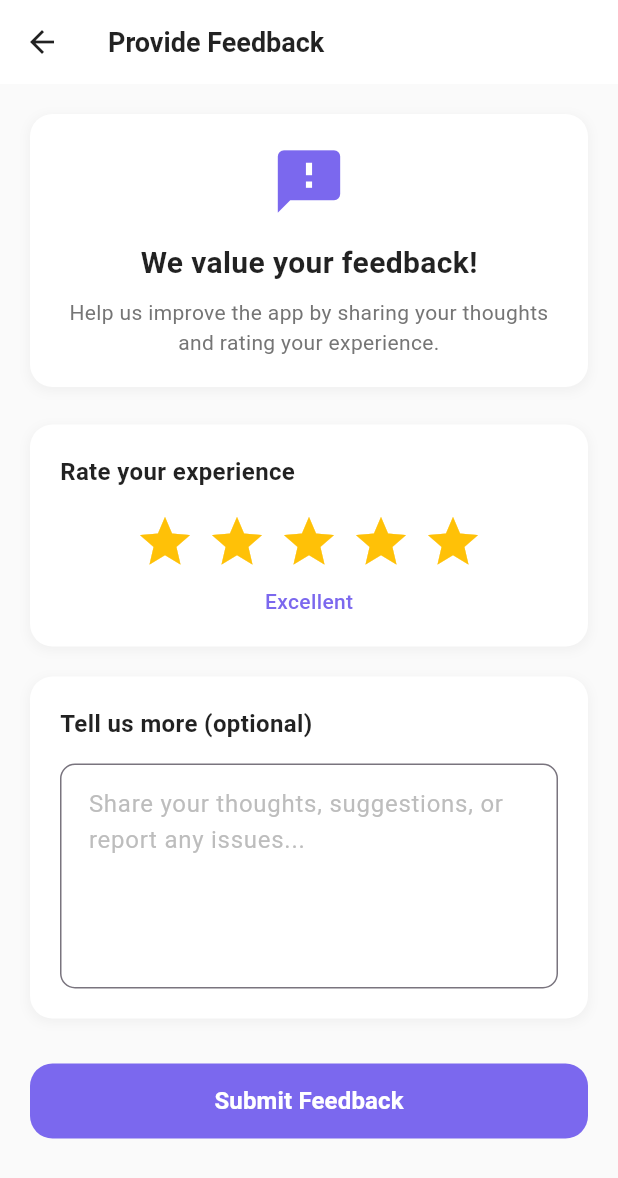
After one commit to duynnkse184545/exe201_fe, a Flutter app: the FeedbackScreen screen opened directly, on a phone screen of 412 x 824 dp. The commit adds this screen. Shown: the top 1178 px of the screen. Run offline on Flutter 3.47's test engine with Material 3 defaults, Android fonts, the phone set to English and light mode, and no system bars; our stand-ins replace dio, flutter_riverpod, flutter_secure_storage, flutter_speed_dial, freezed_annotation, jwt_decoder and 5 more; accounts and stored records are empty; generated files the repository leaves out were written again.

Commit message:
add review in user profile

```diff
--- /dev/null
+++ b/devtools_options.yaml
@@ -0,0 +1,3 @@
+description: This file stores settings for Dart & Flutter DevTools.
+documentation: https://docs.flutter.dev/tools/devtools/extensions#configure-extension-enablement-states
+extensions:
--- a/lib/model/models.dart
+++ b/lib/model/models.dart
@@ -12,3 +12,6 @@ export 'assignment.dart';
 export 'event_category.dart';
 export 'subject.dart';
 export 'priority_level.dart';
+
+// Review/Feedback model
+export 'review/review.dart';
--- /dev/null
+++ b/lib/model/review/review.dart
@@ -0,0 +1,43 @@
+import 'package:freezed_annotation/freezed_annotation.dart';
+
+part 'review.freezed.dart';
+part 'review.g.dart';
+
+@freezed
+abstract class Review with _$Review {
+  const factory Review({
+    required String reviewId,
+    required String userId,
+    required int rating,
+    required String comment,
+    required DateTime createdAt,
+    required DateTime updatedAt,
+    User? user,
+  }) = _Review;
+
+  factory Review.fromJson(Map<String, dynamic> json) =>
+      _$ReviewFromJson(json);
+}
+
+@freezed
+abstract class ReviewRequest with _$ReviewRequest {
+  const factory ReviewRequest({
+    required int rating,
+    required String comment,
+  }) = _ReviewRequest;
+
+  factory ReviewRequest.fromJson(Map<String, dynamic> json) =>
+      _$ReviewRequestFromJson(json);
+}
+
+@freezed
+abstract class User with _$User {
+  const factory User({
+    required String userId,
+    required String email,
+    required String fullName,
+  }) = _User;
+
+  factory User.fromJson(Map<String, dynamic> json) =>
+      _$UserFromJson(json);
+}
--- /dev/null
+++ b/lib/ui/user/feedback_screen.dart
@@ -0,0 +1,369 @@
+import 'package:flutter/material.dart';
+import '../../service/api/review_service.dart';
+import '../../model/review/review.dart';
+
+class FeedbackScreen extends StatefulWidget {
+  const FeedbackScreen({super.key});
+
+  @override
+  State<FeedbackScreen> createState() => _FeedbackScreenState();
+}
+
+class _FeedbackScreenState extends State<FeedbackScreen> {
+  final _commentController = TextEditingController();
+  final _formKey = GlobalKey<FormState>();
+  int _rating = 5;
+  bool _isLoading = false;
+  final ReviewService _reviewService = ReviewService();
+
+  @override
+  Widget build(BuildContext context) {
+    return Scaffold(
+      backgroundColor: Colors.grey[50],
+      appBar: AppBar(
+        title: Text(
+          'Provide Feedback',
+          style: TextStyle(
+            fontSize: 18,
+            fontWeight: FontWeight.w600,
+            color: Colors.black87,
+          ),
+        ),
+        backgroundColor: Colors.white,
+        elevation: 0,
+        leading: IconButton(
+          icon: Icon(Icons.arrow_back, color: Colors.black87),
+          onPressed: () => Navigator.pop(context),
+        ),
+      ),
+      body: SingleChildScrollView(
+        padding: EdgeInsets.all(20),
+        child: Form(
+          key: _formKey,
+          child: Column(
+            crossAxisAlignment: CrossAxisAlignment.start,
+            children: [
+              // Header Section
+              Container(
+                width: double.infinity,
+                padding: EdgeInsets.all(20),
+                decoration: BoxDecoration(
+                  color: Colors.white,
+                  borderRadius: BorderRadius.circular(15),
+                  boxShadow: [
+                    BoxShadow(
+                      color: Colors.grey.withValues(alpha: 0.1),
+                      spreadRadius: 1,
+                      blurRadius: 5,
+                      offset: Offset(0, 2),
+                    ),
+                  ],
+                ),
+                child: Column(
+                  children: [
+                    Icon(
+                      Icons.feedback,
+                      size: 50,
+                      color: Color(0xFF7B68EE),
+                    ),
+                    SizedBox(height: 15),
+                    Text(
+                      'We value your feedback!',
+                      style: TextStyle(
+                        fontSize: 20,
+                        fontWeight: FontWeight.w600,
+                        color: Colors.black87,
+                      ),
+                    ),
+                    SizedBox(height: 8),
+                    Text(
+                      'Help us improve the app by sharing your thoughts and rating your experience.',
+                      textAlign: TextAlign.center,
+                      style: TextStyle(
+                        fontSize: 14,
+                        color: Colors.grey[600],
+                      ),
+                    ),
+                  ],
+                ),
+              ),
+
+              SizedBox(height: 25),
+
+              // Rating Section
+              Container(
+                width: double.infinity,
+                padding: EdgeInsets.all(20),
+                decoration: BoxDecoration(
+                  color: Colors.white,
+                  borderRadius: BorderRadius.circular(15),
+                  boxShadow: [
+                    BoxShadow(
+                      color: Colors.grey.withValues(alpha: 0.1),
+                      spreadRadius: 1,
+                      blurRadius: 5,
+                      offset: Offset(0, 2),
+                    ),
+                  ],
+                ),
+                child: Column(
+                  crossAxisAlignment: CrossAxisAlignment.start,
+                  children: [
+                    Text(
+                      'Rate your experience',
+                      style: TextStyle(
+                        fontSize: 16,
+                        fontWeight: FontWeight.w600,
+                        color: Colors.black87,
+                      ),
+                    ),
+                    SizedBox(height: 15),
+                    Row(
+                      mainAxisAlignment: MainAxisAlignment.center,
+                      children: List.generate(5, (index) {
+                        return GestureDetector(
+                          onTap: () {
+                            setState(() {
+                              _rating = index + 1;
+                            });
+                          },
+                          child: Container(
+                            margin: EdgeInsets.symmetric(horizontal: 4),
+                            child: Icon(
+                              Icons.star,
+                              size: 40,
+                              color: index < _rating
+                                  ? Colors.amber
+                                  : Colors.grey[300],
+                            ),
+                          ),
+                        );
+                      }),
+                    ),
+                    SizedBox(height: 10),
+                    Center(
+                      child: Text(
+                        _getRatingText(_rating),
+                        style: TextStyle(
+                          fontSize: 14,
+                          fontWeight: FontWeight.w500,
+                          color: Color(0xFF7B68EE),
+                        ),
+                      ),
+                    ),
+                  ],
+                ),
+              ),
+
+              SizedBox(height: 20),
+
+              // Comment Section
+              Container(
+                width: double.infinity,
+                padding: EdgeInsets.all(20),
+                decoration: BoxDecoration(
+                  color: Colors.white,
+                  borderRadius: BorderRadius.circular(15),
+                  boxShadow: [
+                    BoxShadow(
+                      color: Colors.grey.withValues(alpha: 0.1),
+                      spreadRadius: 1,
+                      blurRadius: 5,
+                      offset: Offset(0, 2),
+                    ),
+                  ],
+                ),
+                child: Column(
+                  crossAxisAlignment: CrossAxisAlignment.start,
+                  children: [
+                    Text(
+                      'Tell us more (optional)',
+                      style: TextStyle(
+                        fontSize: 16,
+                        fontWeight: FontWeight.w600,
+                        color: Colors.black87,
+                      ),
+                    ),
+                    SizedBox(height: 15),
+                    TextFormField(
+                      controller: _commentController,
+                      maxLines: 5,
+                      decoration: InputDecoration(
+                        hintText: 'Share your thoughts, suggestions, or report any issues...',
+                        hintStyle: TextStyle(color: Colors.grey[400]),
+                        border: OutlineInputBorder(
+                          borderRadius: BorderRadius.circular(10),
+                          borderSide: BorderSide(color: Colors.grey[300]!),
+                        ),
+                        focusedBorder: OutlineInputBorder(
+                          borderRadius: BorderRadius.circular(10),
+                          borderSide: BorderSide(color: Color(0xFF7B68EE)),
+                        ),
+                        contentPadding: EdgeInsets.all(15),
+                      ),
+                      validator: (value) {
+                        if (value == null || value.trim().isEmpty) {
+                          return 'Please provide some feedback';
+                        }
+                        return null;
+                      },
+                    ),
+                  ],
+                ),
+              ),
+
+              SizedBox(height: 30),
+
+              // Submit Button
+              SizedBox(
+                width: double.infinity,
+                height: 50,
+                child: ElevatedButton(
+                  onPressed: _isLoading ? null : _submitFeedback,
+                  style: ElevatedButton.styleFrom(
+                    backgroundColor: Color(0xFF7B68EE),
+                    foregroundColor: Colors.white,
+                    shape: RoundedRectangleBorder(
+                      borderRadius: BorderRadius.circular(15),
+                    ),
+                    elevation: 0,
+                  ),
+                  child: _isLoading
+                      ? CircularProgressIndicator(
+                          color: Colors.white,
+                          strokeWidth: 2,
+                        )
+                      : Text(
+                          'Submit Feedback',
+                          style: TextStyle(
+                            fontSize: 16,
+                            fontWeight: FontWeight.w600,
+                          ),
+                        ),
+                ),
+              ),
+            ],
+          ),
+        ),
+      ),
+    );
+  }
+
+  String _getRatingText(int rating) {
+    switch (rating) {
+      case 1:
+        return 'Poor';
+      case 2:
+        return 'Fair';
+      case 3:
+        return 'Good';
+      case 4:
+        return 'Very Good';
+      case 5:
+        return 'Excellent';
+      default:
+        return 'Rate your experience';
+    }
+  }
+
+  void _submitFeedback() async {
+    if (!_formKey.currentState!.validate()) {
+      return;
+    }
+
+    setState(() {
+      _isLoading = true;
+    });
+
+    try {
+      final reviewRequest = ReviewRequest(
+        rating: _rating,
+        comment: _commentController.text.trim(),
+      );
+
+      await _reviewService.createReview(reviewRequest);
+
+      if (!mounted) return;
+
+      // Show success dialog
+      showDialog(
+        context: context,
+        barrierDismissible: false,
+        builder: (BuildContext context) {
+          return AlertDialog(
+            shape: RoundedRectangleBorder(
+              borderRadius: BorderRadius.circular(15),
+            ),
+            content: Column(
+              mainAxisSize: MainAxisSize.min,
+              children: [
+                Icon(
+                  Icons.check_circle,
+                  color: Colors.green,
+                  size: 60,
+                ),
+                SizedBox(height: 20),
+                Text(
+                  'Thank You!',
+                  style: TextStyle(
+                    fontSize: 20,
+                    fontWeight: FontWeight.w600,
+                    color: Colors.black87,
+                  ),
+                ),
+                SizedBox(height: 10),
+                Text(
+                  'Your feedback has been submitted successfully. We appreciate your input!',
+                  textAlign: TextAlign.center,
+                  style: TextStyle(
+                    fontSize: 14,
+                    color: Colors.grey[600],
+                  ),
+                ),
+                SizedBox(height: 20),
+                SizedBox(
+                  width: double.infinity,
+                  child: ElevatedButton(
+                    onPressed: () {
+                      Navigator.of(context).pop(); // Close dialog
+                      Navigator.of(context).pop(); // Go back to user profile
+                    },
+                    style: ElevatedButton.styleFrom(
+                      backgroundColor: Color(0xFF7B68EE),
+                      foregroundColor: Colors.white,
+                      shape: RoundedRectangleBorder(
+                        borderRadius: BorderRadius.circular(10),
+                      ),
+                    ),
+                    child: Text('Done'),
+                  ),
+                ),
+              ],
+            ),
+          );
+        },
+      );
+    } catch (e) {
+      if (!mounted) return;
+
+      ScaffoldMessenger.of(context).showSnackBar(
+        SnackBar(
+          content: Text('Failed to submit feedback: $e'),
+          backgroundColor: Colors.red,
+        ),
+      );
+    } finally {
+      if (mounted) {
+        setState(() {
+          _isLoading = false;
+        });
+      }
+    }
+  }
+
+  @override
+  void dispose() {
+    _commentController.dispose();
+    super.dispose();
+  }
+}
```
Also changed, not shown: lib/service/api/review_service.dart (added, +64 -0 lines), lib/ui/user/user.dart (+17 -0 lines).
